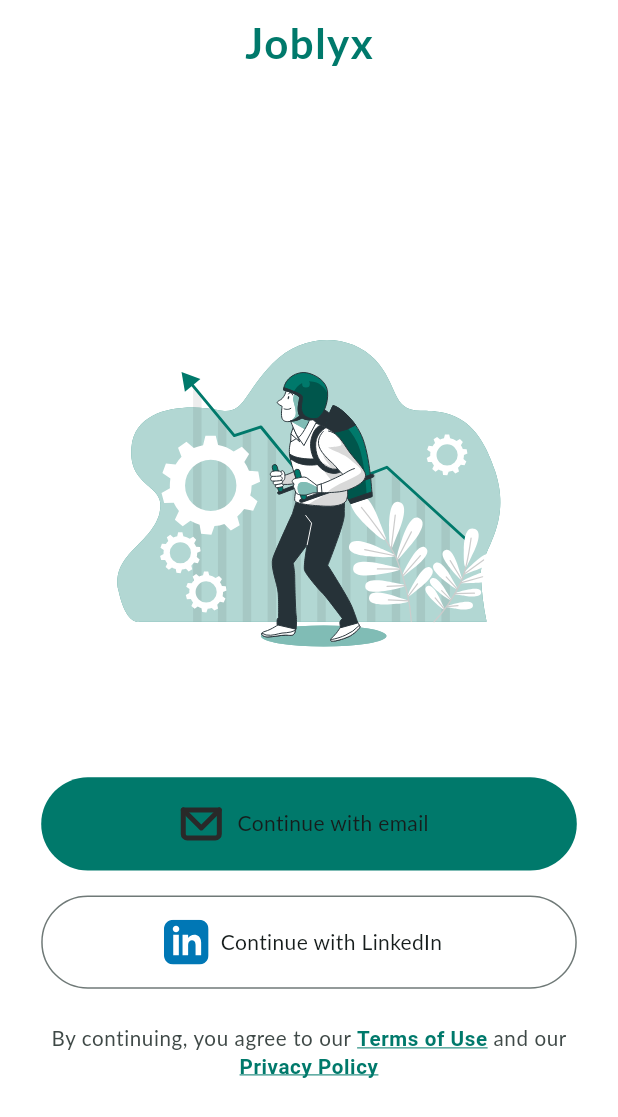
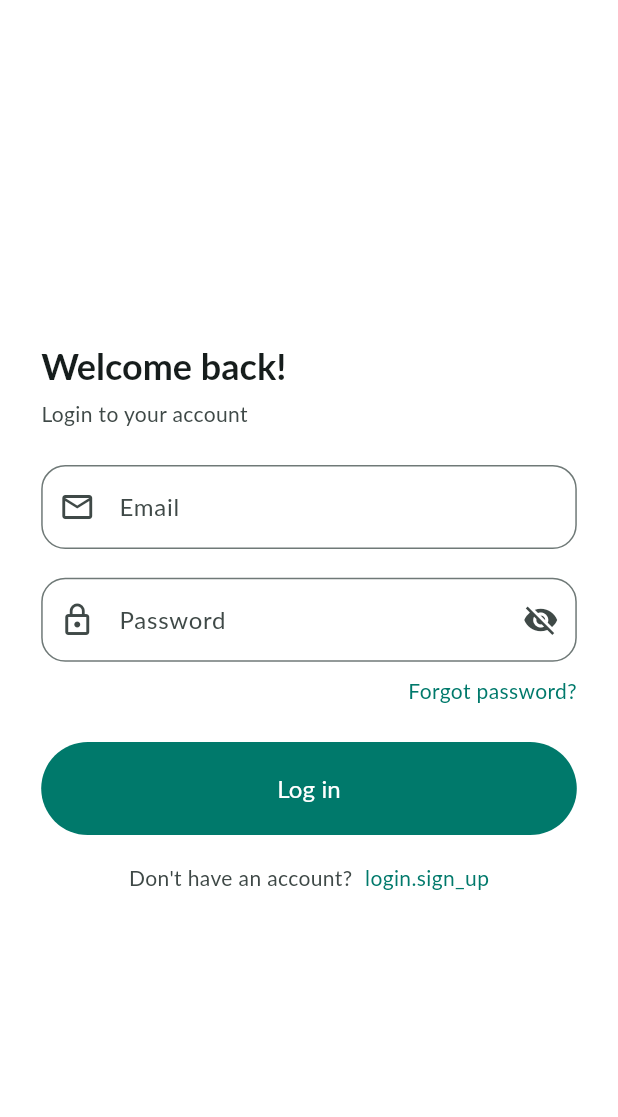
Before and after one commit to AlexisIvan2000/Joblyx_v2, a Flutter app: the screen it shows after launch, after a tap on "Continue with LinkedIn", on a phone screen of 412 x 824 dp. Shown: the top 1117 px of the screen. Run offline on Flutter 3.47's test engine with Material 3 defaults, Android fonts, the phone set to English and light mode, and no system bars; our stand-ins replace flutter_screenutil, flutter_svg, google_fonts.

Commit message:
Ajout des écrans de connexion et d'inscription avec formulaires associés, ainsi que la prise en charge de la navigation depuis la première page.

```diff
--- a/frontend/assets/i18n/en.json
+++ b/frontend/assets/i18n/en.json
@@ -10,5 +10,31 @@
         "terms_of_use": "Terms of Use",
         "legal_separator": " and our ",
         "privacy_policy": "Privacy Policy"
+    },
+
+    "login": {
+        "title": "Welcome back!",
+        "subtitle": "Login to your account",
+        "email": "Email",
+        "password": "Password",
+        "forgot_password": "Forgot password?",
+        "login_button": "Login",
+        "no_account": "Don't have an account? ",
+        "register": "Register",
+        "login": "Log in"
+
+    },
+
+    "register": {
+        "title": "Create your account",
+        "subtitle": "Register to get started",
+        "first_name": "First Name",
+        "last_name": "Last Name",
+        "email": "Email",
+        "password": "Password",
+        "have_account": "Already have an account? ",
+        "login": "Login",
+        "register": "Register"
+
     }
 }
--- a/frontend/assets/i18n/fr.json
+++ b/frontend/assets/i18n/fr.json
@@ -10,5 +10,31 @@
         "terms_of_use": "Conditions d'utilisation",
         "legal_separator": " et notre ",
         "privacy_policy": "Politique de confidentialité"
+    },
+
+    "login": {
+        "title": "Bon retour !",
+        "subtitle": "Connectez-vous à votre compte",
+        "email": "Email",
+        "password": "Mot de passe",
+        "forgot_password": "Mot de passe oublié ?",
+        "login_button": "Connexion",
+        "no_account": "Vous n'avez pas de compte ? ",
+        "register": "Inscrivez-vous",
+        "login": "Se connecter"
+
+    },
+
+    "register": {
+        "title": "Créez votre compte",
+        "subtitle": "Inscrivez-vous pour commencer",
+        "first_name": "Prénom",
+        "last_name": "Nom",
+        "email": "Email",
+        "password": "Mot de passe",
+        "have_account": "Vous avez déjà un compte ? ",
+        "login": "Connectez-vous",
+        "register": "S'inscrire"
+
     }
 }
--- a/frontend/lib/core/screens/first_page.dart
+++ b/frontend/lib/core/screens/first_page.dart
@@ -2,6 +2,7 @@
 import 'package:flutter_screenutil/flutter_screenutil.dart';
 import 'package:frontend/core/l10n/app_localizations.dart';
 import 'package:flutter_svg/flutter_svg.dart';
+import 'package:frontend/features/authentication/presentation/screens/login_screen.dart';
 import 'package:url_launcher/url_launcher.dart';
 import 'package:flutter/gestures.dart';
 
@@ -64,7 +65,11 @@
                 width: double.infinity,
                 height: 52.h,
                 child: OutlinedButton.icon(
-                  onPressed: () {},
+                  onPressed: () {
+                    Navigator.of(context).push(
+                      MaterialPageRoute(builder: (_) => const LoginScreen()),
+                    );
+                  },
                   label: Text(
                     t.t("first_page.continue_with_linkedin"),
                     style: theme.textTheme.bodyMedium?.copyWith(color: cs.onSurface),
--- /dev/null
+++ b/frontend/lib/features/authentication/presentation/screens/login_screen.dart
@@ -0,0 +1,45 @@
+import 'package:flutter/material.dart';
+import 'package:flutter_screenutil/flutter_screenutil.dart';
+import 'package:frontend/core/l10n/app_localizations.dart';
+import 'package:frontend/features/authentication/presentation/widgets/login_form.dart';
+
+class LoginScreen extends StatelessWidget {
+  const LoginScreen({super.key});
+
+  @override
+  Widget build(BuildContext context) {
+    final theme = Theme.of(context);
+    final cs = theme.colorScheme;
+    final t = AppLocalizations.of(context);
+
+    return Scaffold(
+      body: Center(
+        child: SingleChildScrollView(
+          padding: EdgeInsets.all(24.w),
+          child: Column(
+            crossAxisAlignment: CrossAxisAlignment.start,
+            mainAxisAlignment: MainAxisAlignment.start,
+            children: [
+              Text(
+                t.t('login.title'),
+                style: theme.textTheme.headlineSmall?.copyWith(
+                  color: cs.onSurface,
+                  fontWeight: FontWeight.bold,
+                ),
+              ),
+              SizedBox(height: 5.h),
+              Text(
+                t.t('login.subtitle'),
+                style: theme.textTheme.bodyMedium?.copyWith(
+                  color: cs.onSurfaceVariant,
+                ),
+              ),
+              SizedBox(height: 20.h),
+              const LoginForm(),
+            ],
+          ),
+        ),
+      ),
+    );
+  }
+}
--- /dev/null
+++ b/frontend/lib/features/authentication/presentation/widgets/login_form.dart
@@ -0,0 +1,175 @@
+import 'package:flutter/material.dart';
+import 'package:flutter/services.dart';
+import 'package:flutter_screenutil/flutter_screenutil.dart';
+import 'package:frontend/core/l10n/app_localizations.dart';
+
+class LoginForm extends StatefulWidget {
+  const LoginForm({super.key});
+
+  @override
+  State<LoginForm> createState() => _LoginFormState();
+}
+
+class _LoginFormState extends State<LoginForm> {
+  static final _emailRegex = RegExp(r'^[^@]+@[^@]+\.[^@]+');
+  static final _passwordRegex = RegExp(r"^[!@#$%^&*(),.?"":{}|<>_\-+=\[\]\\;'`~]");
+
+  AutovalidateMode _autovalidateMode = AutovalidateMode.disabled;
+  final _formKey = GlobalKey<FormState>();
+  final _emailController = TextEditingController();
+  final _passwordController = TextEditingController();
+  bool _isPasswordVisible = false;
+  // bool _isLoading = false;
+
+  @override
+  void dispose() {
+    _emailController.dispose();
+    _passwordController.dispose();
+    super.dispose();
+  }
+
+  Future<void> _submit() async {
+    final isValid = _formKey.currentState?.validate() ?? false;
+    if (!isValid) {
+      setState(() {
+        _autovalidateMode = AutovalidateMode.onUserInteraction;
+      });
+      return;
+    }
+    TextInput.finishAutofillContext();
+    FocusScope.of(context).unfocus();
+  }
+
+  @override
+  Widget build(BuildContext context) {
+    final theme = Theme.of(context);
+    final cs = theme.colorScheme;
+    final t = AppLocalizations.of(context);
+
+    return AutofillGroup(
+      child: Form(
+        key: _formKey,
+        autovalidateMode: _autovalidateMode,
+        child: Column(
+          children: [
+            Semantics(
+              label: 'email_field',
+              child: TextFormField(
+                controller: _emailController,
+                autofillHints: const [AutofillHints.username],
+                keyboardType: TextInputType.emailAddress,
+                textInputAction: TextInputAction.next,
+                decoration: InputDecoration(
+                  labelText: t.t('login.email'),
+                  prefixIcon: const Icon(Icons.email_outlined),
+                  border: OutlineInputBorder(
+                    borderRadius: BorderRadius.all(Radius.circular(14.r)),
+                  ),
+                ),
+                validator: (value) {
+                  if (value == null || value.isEmpty) {
+                    return t.t('login.email_required');
+                  }
+                  if (!_emailRegex.hasMatch(value)) {
+                    return t.t('login.email_invalid');
+                  }
+                  return null;
+                },
+              ),
+            ),
+            SizedBox(height: 16.h),
+            Semantics(
+              label: 'password_field',
+              child: TextFormField(
+                controller: _passwordController,
+                obscureText: !_isPasswordVisible,
+                textInputAction: TextInputAction.done,
+                autofillHints: const [AutofillHints.password],
+                decoration: InputDecoration(
+                  labelText: t.t('login.password'),
+                  prefixIcon: const Icon(Icons.lock_outline),
+                  border: OutlineInputBorder(
+                    borderRadius: BorderRadius.all(Radius.circular(14.r)),
+                  ),
+                  suffixIcon: IconButton(
+                    icon: Icon(
+                      _isPasswordVisible
+                          ? Icons.visibility
+                          : Icons.visibility_off,
+                    ),
+                    onPressed: () {
+                      setState(() {
+                        _isPasswordVisible = !_isPasswordVisible;
+                      });
+                    },
+                  ),
+                ),
+                validator: (value) {
+                  if (value == null || value.isEmpty) {
+                    return t.t('login.no_password');
+                  }
+                  if (value.length < 8 || !_passwordRegex.hasMatch(value)) {
+                    return t.t('login.invalid_password');
+                  }
+                  return null;
+                },
+              ),
+            ),
+            SizedBox(height: 8.h),
+            Align(
+              alignment: Alignment.centerRight,
+              child: GestureDetector(
+                onTap: () {},
+                child: Text(
+                  t.t('login.forgot_password'),
+                  style: theme.textTheme.bodyMedium?.copyWith(
+                    color: cs.primary,
+                    fontWeight: FontWeight.w500,
+                  ),
+                ),
+              ),
+            ),
+            SizedBox(height: 20.h),
+            Semantics(
+              label: 'login_button',
+              child: SizedBox(
+                width: double.infinity,
+                height: 52.h,
+                child: FilledButton(
+                  onPressed: _submit,
+                  child: Text(
+                    t.t('login.login'),
+                    style: const TextStyle(fontSize: 16)
+                  ),
+                ),
+              )
+            ),
+            SizedBox(height: 16.h),
+              Row(
+                mainAxisAlignment: MainAxisAlignment.center,
+                children: [
+                  Text(
+                    t.t('login.no_account'),
+                    style: theme.textTheme.bodyMedium?.copyWith(
+                      color: cs.onSurfaceVariant,
+                    ),
+                  ),
+                  SizedBox(width: 4.w),
+                  GestureDetector(
+                    onTap: () {},
+                    child: Text(
+                      t.t('login.sign_up'),
+                      style: theme.textTheme.bodyMedium?.copyWith(
+                        color: cs.primary,
+                        fontWeight: FontWeight.w500,
+                      ),
+                    ),
+                  ),
+                ],
+              )
+          ],
+        ),
+      ),
+    );
+  }
+}
```
Also changed, not shown: frontend/lib/features/authentication/presentation/screens/register_screen.dart (added), frontend/lib/features/authentication/presentation/widgets/register_form.dart (added).
